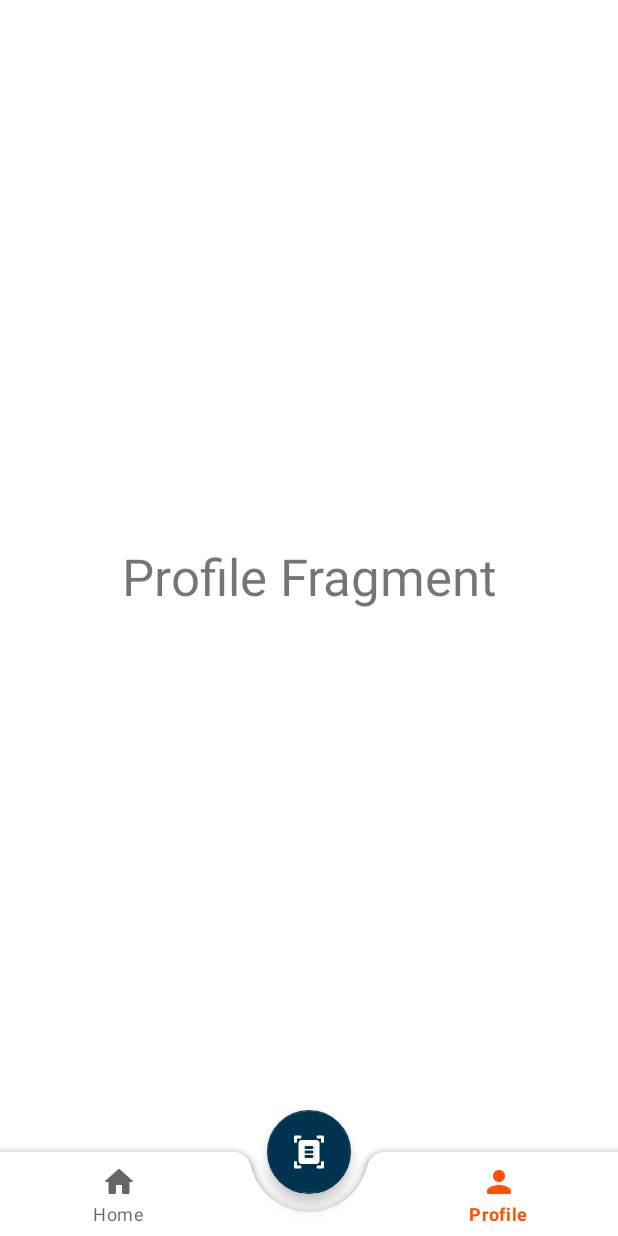
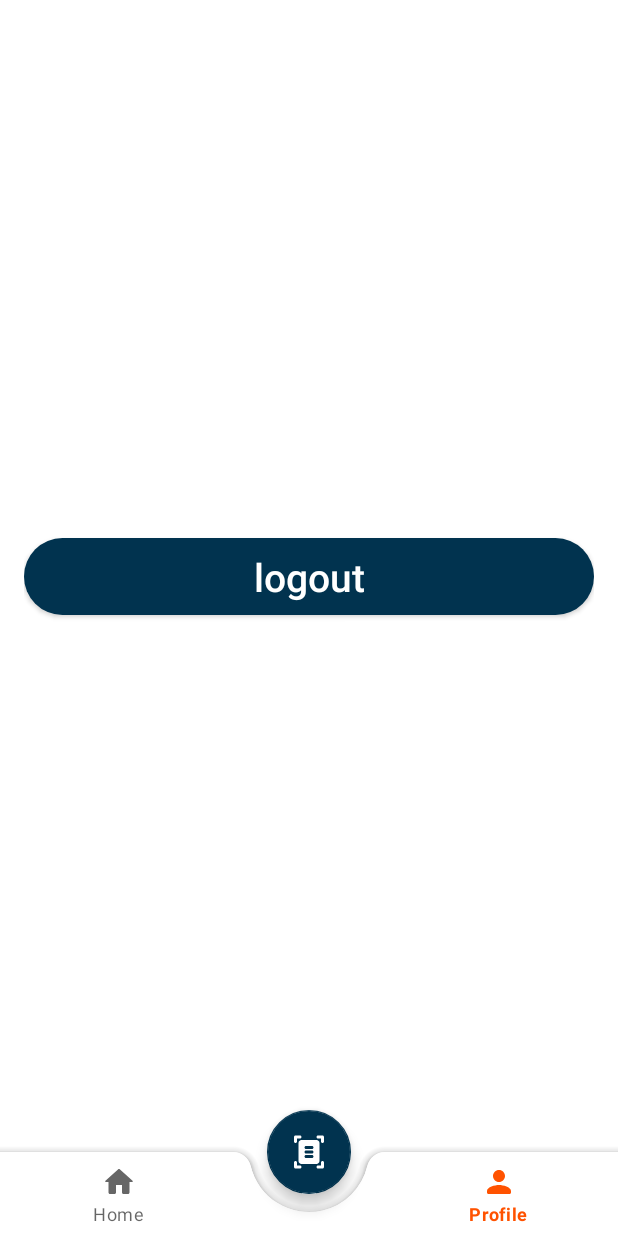
Before and after one commit to jayeshsingh45/fagito_minor_project_android_client, an Android app: the ProfileFragment screen opened through its navigation route, on a phone screen of 412 x 824 dp. Run offline under Robolectric (Android 15) with nearby library versions, the phone set to English and light mode, and no system bars; our stand-ins replace navigation-ui; libraries missing offline, so code that uses them is left out: com.skydoves.sandwich; network calls fail; pictures from the network do not load; 2 statements that could not run were skipped.

Commit message:
profile fragment demo is completed.

```diff
--- a/app/src/main/java/com/nexlatech/fagito/ProfileFragment.kt
+++ b/app/src/main/java/com/nexlatech/fagito/ProfileFragment.kt
@@ -1,5 +1,6 @@
 package com.nexlatech.fagito
 
+import android.content.Intent
 import android.os.Bundle
 import androidx.fragment.app.Fragment
 import android.view.LayoutInflater
@@ -36,9 +37,14 @@ class ProfileFragment : Fragment() {
         val repository = FagitoRepository(fagitoService, requireContext())
         mainViewModel = ViewModelProvider(this, MainViewModelFactory(repository))[MainViewModel::class.java]
 
-        binding.textView5.setOnClickListener {
+        binding.acbLogout.setOnClickListener {
             mainViewModel.deleteTokenFromSharedPreferences()
             Toast.makeText(requireContext(),"Logout success",Toast.LENGTH_SHORT).show()
+
+            activity?.let{
+                val intent = Intent(it, AuthActivity::class.java)
+                it.startActivity(intent)
+            }
         }
 
         return view
--- a/app/src/main/res/layout/fragment_profile.xml
+++ b/app/src/main/res/layout/fragment_profile.xml
@@ -4,17 +4,23 @@
     xmlns:tools="http://schemas.android.com/tools"
     android:layout_width="match_parent"
     android:layout_height="match_parent"
+    android:padding="16dp"
     tools:context=".ProfileFragment">
 
-    <TextView
-        android:id="@+id/textView5"
-        android:layout_width="wrap_content"
+    <androidx.appcompat.widget.AppCompatButton
+        android:id="@+id/acbLogout"
+        android:layout_width="match_parent"
         android:layout_height="wrap_content"
-        android:text="Profile Fragment"
-        android:textSize="34sp"
+        android:background="@drawable/button_blue_selector"
+        android:padding="8dp"
+        android:text="@string/logout"
+        android:textAllCaps="false"
+        android:textColor="#FFFFFF"
+        android:textSize="26sp"
         app:layout_constraintBottom_toBottomOf="parent"
         app:layout_constraintEnd_toEndOf="parent"
+        app:layout_constraintHorizontal_bias="0.5"
         app:layout_constraintStart_toStartOf="parent"
-        app:layout_constraintTop_toTopOf="parent" />
-
+        app:layout_constraintTop_toTopOf="parent"
+        app:layout_constraintVertical_bias="0.5" />
 </androidx.constraintlayout.widget.ConstraintLayout>
--- a/app/src/main/res/values-night/strings.xml
+++ b/app/src/main/res/values-night/strings.xml
@@ -28,4 +28,5 @@
     <string name="first_name">First Name</string>
     <string name="submit">Submit</string>
     <string name="next"><![CDATA[Next ->]]></string>
+    <string name="logout">logout</string>
 </resources>
--- a/app/src/main/res/values/strings.xml
+++ b/app/src/main/res/values/strings.xml
@@ -31,5 +31,6 @@
     <string name="first_name">First Name</string>
     <string name="submit">Submit</string>
     <string name="next"><![CDATA[Next ->]]></string>
+    <string name="logout">logout</string>
     "
 </resources>
```
Also changed, not shown: app/src/main/res/layout/fragment_signup_allergy.xml (+8 -4 lines), app/src/main/res/layout/fragment_singup_avoid.xml (+85 -24 lines).
